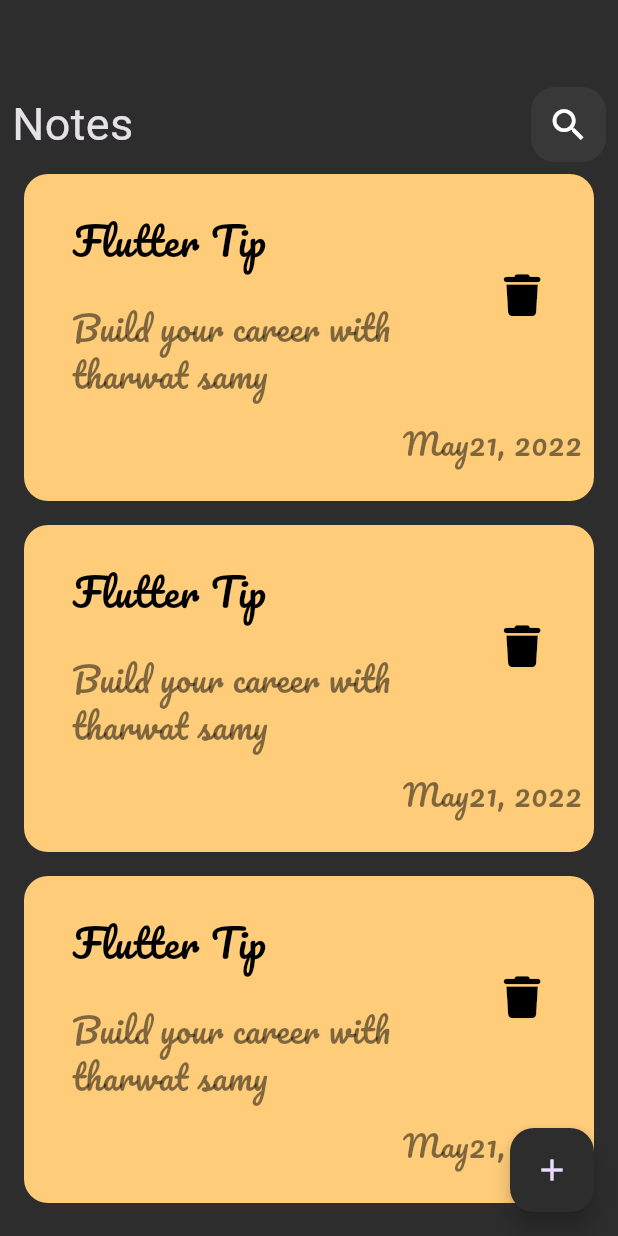
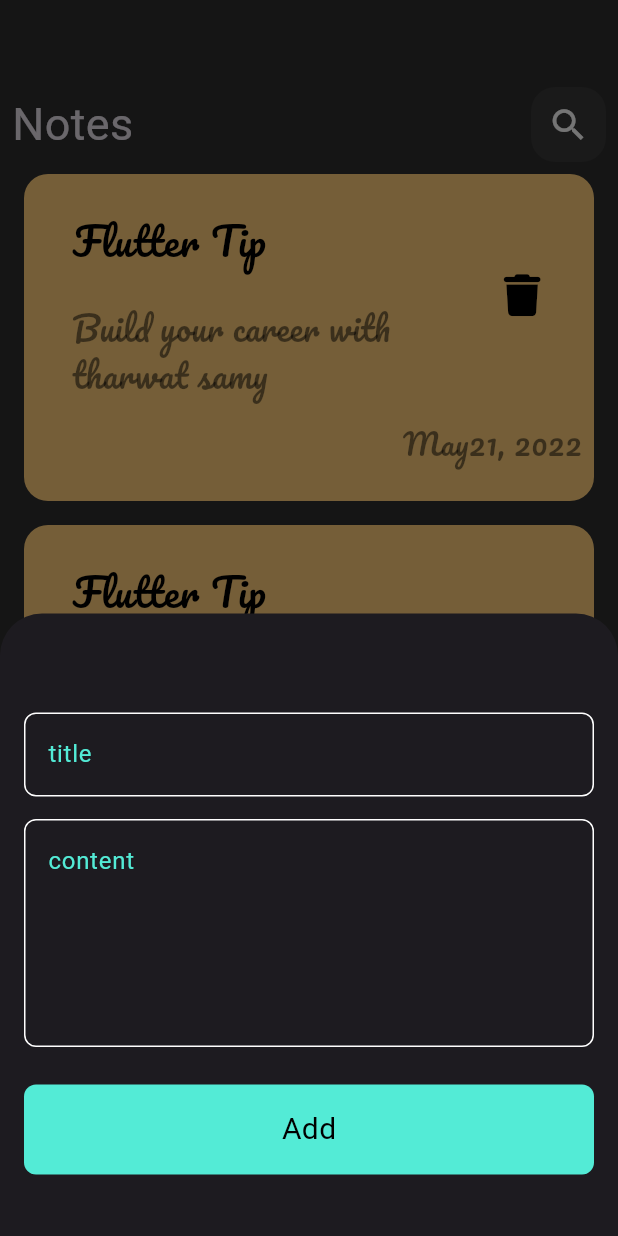
Before and after one commit to salahsaleh1015/-Complete-Flutter-Dart-Development-Course, a Flutter app: the screen it shows after launch, after a tap on the "add" icon, on a phone screen of 412 x 824 dp. Run offline on Flutter 3.47's test engine with Material 3 defaults, Android fonts, the phone set to English and light mode, and no system bars; our stand-ins replace audioplayers, dio, flutter_bloc, font_awesome_flutter, modal_progress_hud_nsn.

Commit message:
Notes App (create bottom modal sheet)

```diff
--- /dev/null
+++ b/lib/notes_app/constants.dart
@@ -0,0 +1,5 @@
+
+
+import 'package:flutter/material.dart';
+
+const kPrimaryColor = Color(0xff53ebd6);
--- a/lib/notes_app/views/notes_view.dart
+++ b/lib/notes_app/views/notes_view.dart
@@ -1,3 +1,4 @@
+import 'package:complete_flutter_dart_development_course/notes_app/widgets/bottom_modal_sheet.dart';
 import 'package:complete_flutter_dart_development_course/notes_app/widgets/notes_view_body.dart';
 import 'package:flutter/material.dart';
 
@@ -11,7 +12,9 @@ class NotesView extends StatelessWidget {
       body: const NotesViewBody(),
       floatingActionButton: FloatingActionButton(
         backgroundColor: const Color(0xff2d2d2d),
-        onPressed: () {},
+        onPressed: () {
+          showModalBottomSheet(context: context, builder: (context) => const AddModalBottomSheet());
+        },
         child: const Icon(Icons.add),
       ),
     );
--- /dev/null
+++ b/lib/notes_app/widgets/bottom_modal_sheet.dart
@@ -0,0 +1,62 @@
+import 'package:complete_flutter_dart_development_course/notes_app/constants.dart';
+import 'package:complete_flutter_dart_development_course/notes_app/widgets/custom_text_field.dart';
+import 'package:flutter/material.dart';
+
+class AddModalBottomSheet extends StatelessWidget {
+  const AddModalBottomSheet({super.key});
+
+  @override
+  Widget build(BuildContext context) {
+    return const SizedBox(
+        width: double.infinity,
+        child: Padding(
+          padding: EdgeInsets.all(16.0),
+          child: SingleChildScrollView(
+            child: Column(
+              children: [
+                SizedBox(
+                  height: 50,
+                ),
+                CustomTextField(
+                  hintText: "title",
+                ),
+                SizedBox(
+                  height: 15,
+                ),
+                CustomTextField(
+                  hintText: "content",
+                  maxLines: 5,
+                ),
+                SizedBox(
+                  height: 25,
+                ),
+                CustomButton(),
+                SizedBox(
+                  height: 25,
+                ),
+              ],
+            ),
+          ),
+        ));
+  }
+}
+
+class CustomButton extends StatelessWidget {
+  const CustomButton({super.key});
+
+  @override
+  Widget build(BuildContext context) {
+    return  Container(
+      width: MediaQuery.of(context).size.width,
+      height: 60,
+      decoration: BoxDecoration(
+        color: kPrimaryColor,
+        borderRadius: BorderRadius.circular(8),
+
+      ),
+      child: Center(
+        child: Text("Add",style: TextStyle(color: Colors.black,fontSize: 20),),
+      ),
+    );
+  }
+}
--- /dev/null
+++ b/lib/notes_app/widgets/custom_text_field.dart
@@ -0,0 +1,33 @@
+
+
+
+
+import 'package:flutter/material.dart';
+
+import '../constants.dart';
+
+class CustomTextField extends StatelessWidget {
+  const CustomTextField({super.key, required this.hintText, this.maxLines = 1});
+final String hintText;
+final int maxLines;
+  @override
+  Widget build(BuildContext context) {
+    return TextField(
+      maxLines: maxLines,
+        decoration: InputDecoration(
+          hintStyle: const TextStyle(
+            color: kPrimaryColor,
+          ),
+          hintText: hintText,
+
+          focusedBorder: buildBorder(kPrimaryColor),
+          enabledBorder: buildBorder(),
+        ));
+  }
+
+  OutlineInputBorder buildBorder([color]) {
+    return OutlineInputBorder(
+        borderRadius: BorderRadius.circular(8),
+        borderSide: BorderSide(color: color ?? Colors.white));
+  }
+}
```
